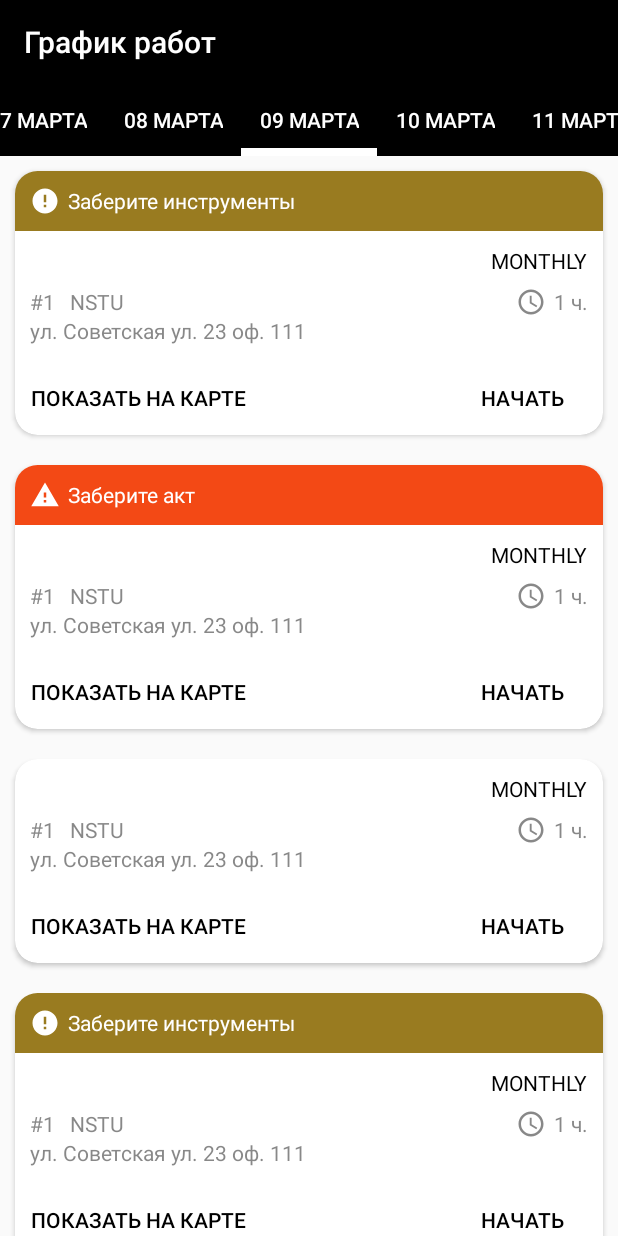
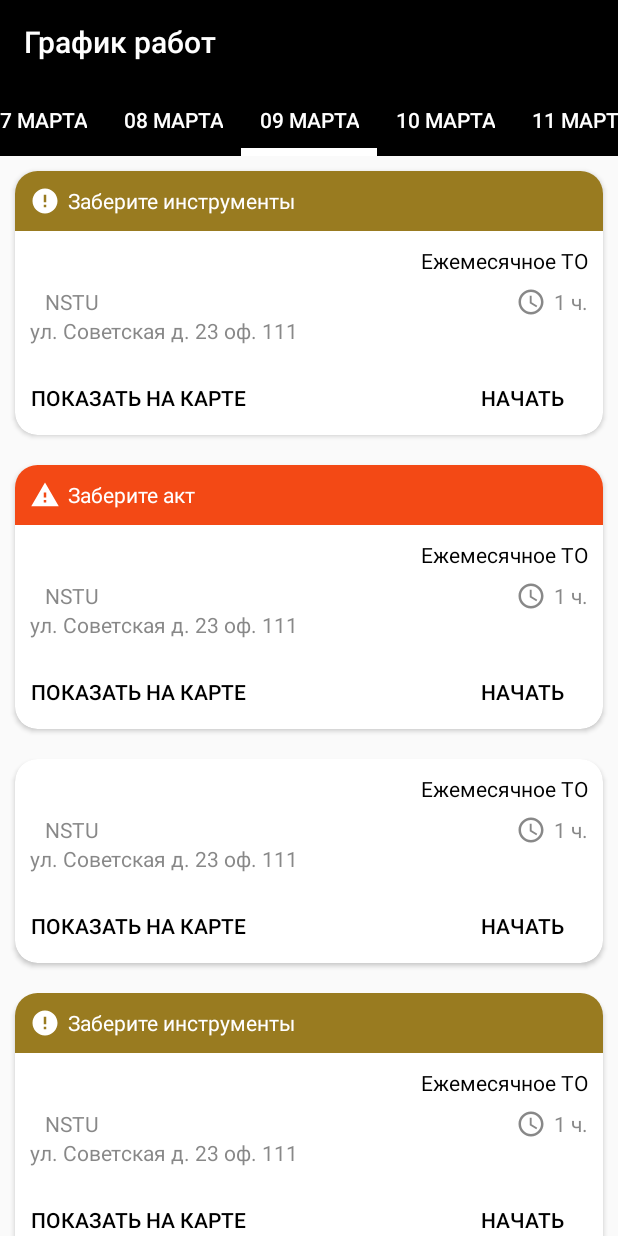
Before and after one commit to vevar/VKR.Technician, an Android app: the screen it shows after launch (ContainerActivity), on a phone screen of 412 x 824 dp. Run offline under Robolectric (Android 15) with nearby library versions, the phone set to English and light mode, and no system bars; our stand-ins replace Dagger/Hilt's generated code, Room's generated code, data binding, navigation-ui; 2 statements that could not run were skipped.

Commit message:
Binding of view_maintenance

```diff
--- a/presentation/src/main/java/com/nstu/technician/feature/common/ErrorDialogFragment.kt
+++ b/presentation/src/main/java/com/nstu/technician/feature/common/ErrorDialogFragment.kt
@@ -37,10 +37,10 @@
         val view = activity.layoutInflater.inflate(R.layout.dialog_error, null)
         val textView = view.findViewById<TextView>(R.id.message)
 
-        builder.setTitle(R.string.error)
+        builder.setTitle(R.string.lbl_error)
         textView.text = arguments?.getString(EXTRA_MESSAGE) ?: throw NullPointerException()
         builder.setView(view)
-            .setPositiveButton(R.string.ok) { _, _ ->
+            .setPositiveButton(R.string.lbl_ok) { _, _ ->
                 errorDialogListener?.onClickOk(this)
                     ?: throw IllegalStateException("errorDialogListener must be set")
             }
--- a/presentation/src/main/java/com/nstu/technician/feature/login/LoginViewModel.kt
+++ b/presentation/src/main/java/com/nstu/technician/feature/login/LoginViewModel.kt
@@ -36,7 +36,7 @@
     fun singIn() {
         launchDataLoad {
             delay(1_000)
-            messageIdResource.value = R.string.incorrect_data_of_account
+            messageIdResource.value = R.string.lbl_incorrect_data_of_account
         }
     }
 
--- a/presentation/src/main/java/com/nstu/technician/feature/plan/jobs/list/maintenece/requests/MaintenanceRVAdapter.kt
+++ b/presentation/src/main/java/com/nstu/technician/feature/plan/jobs/list/maintenece/requests/MaintenanceRVAdapter.kt
@@ -7,10 +7,13 @@
 import android.view.ViewGroup
 import android.widget.Button
 import android.widget.TextView
+import androidx.databinding.DataBindingUtil
 import androidx.recyclerview.widget.RecyclerView
 import com.nstu.technician.R
+import com.nstu.technician.databinding.ViewMaintenanceBinding
 import com.nstu.technician.domain.model.facility.Maintenance
 import com.nstu.technician.feature.common.TypeNotification
+import java.lang.IllegalArgumentException
 
 class MaintenanceRVAdapter(
     context: Context,
@@ -47,22 +50,25 @@
         private val maintenanceListener: MaintenanceListener
 
     ) : RecyclerView.ViewHolder(view) {
-        private var number: TextView = view.findViewById(R.id.number)
-        private var nameFacility: TextView = view.findViewById(R.id.name_facility)
-        private var timeForJob: TextView = view.findViewById(R.id.time_for_job)
-        private var addressFacility: TextView = view.findViewById(R.id.address_facility)
-        private var showOnMap: Button = view.findViewById(R.id.btn_show_on_map)
-        private var startJob: Button = view.findViewById(R.id.btn_start_job)
+        private var binding: ViewMaintenanceBinding = DataBindingUtil.bind(view)
+            ?: throw IllegalArgumentException("Incorrect view for binding")
+
         private var message: TextView = view.findViewById(R.id.maintenance_message)
         private var type: TextView = view.findViewById(R.id.type_maintenance)
 
         @SuppressLint("SetTextI18n")
         fun bind(maintenance: Maintenance) {
-            number.text = "#${maintenance.oid}"
-            nameFacility.text = maintenance.facility.name
-            timeForJob.text = getStringTimeForJob(maintenance)
-            addressFacility.text = getStringAddressFacility(maintenance)
-            type.text = maintenance.maintenanceType.name
+            binding.apply {
+                this.maintenance = maintenance
+                notifyChange()
+                btnShowOnMap.setOnClickListener {
+                    maintenanceListener.onShowOnMap(maintenance)
+                }
+                btnStartJob.setOnClickListener {
+                    maintenanceListener.onStartJob(maintenance)
+                }
+            }
+//            type.text = maintenance.maintenanceType.name
 
             val randNotification = Math.random()
             var typeNotification: TypeNotification? = null
@@ -70,25 +76,25 @@
             var recMessage: String? = null
             if (randNotification <= 0.33) {
                 typeNotification = TypeNotification.NOTIFICATION
-                recMessage = "Заберите инструменты"
+                recMessage = itemView.resources.getString(R.string.lbl_take_tools)
 
             } else if (randNotification > 0.33 && randNotification <= 0.66) {
                 typeNotification = TypeNotification.WARNING
-                recMessage = "Заберите акт"
+                recMessage = itemView.resources.getString(R.string.lbl_take_akt)
             } else {
 
             }
             if (recMessage != null) {
                 when (typeNotification) {
                     TypeNotification.NOTIFICATION -> {
-                        message.text = "Заберите инструменты"
+                        message.text = recMessage
                         message.setBackgroundResource(R.color.yellow)
                         message.setCompoundDrawablesWithIntrinsicBounds(R.drawable.ic_notification_white, 0, 0, 0)
                         message.visibility = TextView.VISIBLE
 
                     }
                     TypeNotification.WARNING -> {
-                        message.text = "Заберите акт"
+                        message.text = recMessage
                         message.setBackgroundResource(R.color.red)
                         message.setCompoundDrawablesWithIntrinsicBounds(R.drawable.ic_warning_white, 0, 0, 0)
                         message.visibility = TextView.VISIBLE
@@ -96,36 +102,7 @@
                 }
             }
 
-            showOnMap.setOnClickListener {
-                maintenanceListener.onShowOnMap(maintenance)
-            }
-            startJob.setOnClickListener {
-                maintenanceListener.onStartJob(maintenance)
-            }
-        }
 
-        private fun getStringAddressFacility(maintenance: Maintenance): String {
-            val resources = itemView.resources
-            val address = maintenance.facility.address
-            return "${resources.getString(R.string.lbl_shot_street)}. ${address.street} " +
-                    "${resources.getString(R.string.lbl_shot_street)}. ${address.home} " +
-                    "${resources.getString(R.string.lbl_shot_office)}. ${address.office}"
-        }
-
-        private fun getStringTimeForJob(maintenance: Maintenance): String {
-            val resources = itemView.resources
-            val hours = maintenance.duration / MINUTE_IN_HOUR
-            val minutes = maintenance.duration % MINUTE_IN_HOUR
-            return if (hours > 0) {
-                if (minutes == 0) {
-                    "$hours ${resources.getString(R.string.lbl_shot_hour)}."
-                } else {
-                    "$hours ${resources.getString(R.string.lbl_shot_hour)}. " +
-                            "$minutes ${resources.getString(R.string.lbl_shot_minutes)}"
-                }
-            } else {
-                "$minutes ${resources.getString(R.string.lbl_shot_minutes)}"
-            }
         }
     }
 
--- a/presentation/src/main/java/com/nstu/technician/feature/util/BindingAdapters.kt
+++ b/presentation/src/main/java/com/nstu/technician/feature/util/BindingAdapters.kt
@@ -1,15 +1,14 @@
 package com.nstu.technician.feature.util
 
 import android.view.View
-import android.widget.Button
 import android.widget.TextView
 import androidx.databinding.BindingAdapter
 import com.nstu.technician.R
-import com.nstu.technician.domain.model.facility.Address
 import com.nstu.technician.domain.model.facility.Facility
-import com.nstu.technician.feature.common.TypeNotification
 
 object BindingAdapters {
+
+    private const val MINUTE_IN_HOUR = 60
 
     @BindingAdapter("app:showIfLoad")
     @JvmStatic
@@ -26,15 +25,42 @@
     @BindingAdapter("app:setAddress")
     @JvmStatic
     fun setAddress(view: TextView, facility: Facility?) {
-        if (facility != null){
+        if (facility != null) {
             val address = facility.address
             val resources = view.resources
             val textAddress = "${resources.getString(R.string.lbl_shot_street)}. ${address.street} " +
-                    "${resources.getString(R.string.lbl_shot_street)}. ${address.home} " +
+                    "${resources.getString(R.string.lbl_shot_home)}. ${address.home} " +
                     "${resources.getString(R.string.lbl_shot_office)}. ${address.office}"
             view.text = textAddress
         }
     }
 
 
+    @BindingAdapter("app:setTimeForJob")
+    @JvmStatic
+    fun setTimeForJob(view: TextView, durationInMinutes: Int) {
+        val resources = view.resources
+        val hours = durationInMinutes / MINUTE_IN_HOUR
+        val minutes = durationInMinutes % MINUTE_IN_HOUR
+        val text = if (hours > 0) {
+            if (minutes == 0) {
+                "$hours ${resources.getString(R.string.lbl_shot_hour)}."
+            } else {
+                "$hours ${resources.getString(R.string.lbl_shot_hour)}. " +
+                        "$minutes ${resources.getString(R.string.lbl_shot_minutes)}"
+            }
+        } else {
+            "$minutes ${resources.getString(R.string.lbl_shot_minutes)}"
+        }
+
+        view.text = text
+    }
+
+    @BindingAdapter("setTypeMaintenanceById")
+    @JvmStatic
+    fun setTypeMaintenanceById(view: TextView, index: Int) {
+        val array = view.resources.getStringArray(R.array.types_maintenance)
+        view.text = array[index]
+    }
+
 }
--- a/presentation/src/main/res/layout/view_maintenance.xml
+++ b/presentation/src/main/res/layout/view_maintenance.xml
@@ -3,6 +3,7 @@
         xmlns:tools="http://schemas.android.com/tools">
     <data>
         <variable name="maintenance" type="com.nstu.technician.domain.model.facility.Maintenance"/>
+        <import type="android.R"/>
     </data>
     <androidx.cardview.widget.CardView
             android:orientation="vertical"
@@ -37,8 +38,8 @@
                         android:layout_marginStart="@dimen/default_margin"
                         android:textColor="@color/gray"
                         android:maxLines="1"
+                        android:text="@{String.valueOf('#').concat(String.valueOf(maintenance.oid))}"
                         app:layout_constraintStart_toStartOf="parent"
-                        android:text="@{maintenance.oid}"
 
                         tools:text="#32"
                         app:layout_constraintTop_toTopOf="@+id/name_facility"
@@ -50,29 +51,33 @@
                         android:layout_marginStart="@dimen/default_margin"
                         android:textColor="@color/gray"
                         android:maxLines="1"
+                        android:text="@{maintenance.facility.name}"
+                        android:layout_marginTop="8dp"
                         app:layout_constraintStart_toEndOf="@+id/number"
                         app:layout_constraintEnd_toStartOf="@id/time_for_job"
+                        app:layout_constraintTop_toBottomOf="@+id/type_maintenance"
 
-                        tools:text="НГТУ (Новосибирский государственный технический университет)"
-                        android:layout_marginTop="8dp" app:layout_constraintTop_toBottomOf="@+id/type_maintenance"/>
+                        tools:text="НГТУ (Новосибирский государственный технический университет)"/>
                 <TextView
                         android:id="@+id/time_for_job"
                         android:layout_width="wrap_content"
                         android:layout_height="wrap_content"
                         android:layout_marginEnd="@dimen/default_margin"
                         android:textColor="@color/gray"
-                        app:layout_constraintEnd_toEndOf="parent"
                         android:drawableStart="@drawable/ic_time_gray"
                         android:drawablePadding="@dimen/icon_padding"
+                        app:setTimeForJob="@{maintenance.duration}"
+                        app:layout_constraintEnd_toEndOf="parent"
+                        app:layout_constraintTop_toTopOf="@+id/name_facility"
+                        app:layout_constraintBottom_toBottomOf="@+id/name_facility"
 
-                        tools:text="2 часа"
-                        app:layout_constraintTop_toTopOf="@+id/name_facility"
-                        app:layout_constraintBottom_toBottomOf="@+id/name_facility"/>
+                        tools:text="2 часа"/>
                 <TextView
                         android:id="@+id/address_facility"
                         android:layout_width="wrap_content"
                         android:layout_height="wrap_content"
                         android:textColor="@color/gray"
+                        app:setAddress="@{maintenance.facility}"
                         app:layout_constraintTop_toBottomOf="@+id/name_facility"
                         app:layout_constraintStart_toStartOf="@+id/number"
 
@@ -111,7 +116,7 @@
                         android:textColor="@color/black"
                         app:layout_constraintEnd_toEndOf="parent"
                         app:layout_constraintTop_toTopOf="parent"
-
+                        app:setTypeMaintenanceById="@{maintenance.maintenanceType.ordinal}"
                         tools:text="Ежемесячное ТО"/>
             </androidx.constraintlayout.widget.ConstraintLayout>
         </LinearLayout>
--- a/presentation/src/main/res/values/strings.xml
+++ b/presentation/src/main/res/values/strings.xml
@@ -1,11 +1,6 @@
 <resources>
     <string name="app_name">VKR.Technician</string>
     <string name="authorization">Авторизация</string>
-
-    <string name="error">Ошибка</string>
-    <string name="ok">OK</string>
-    <string name="incorrect_data_of_account">Неверный логин или пароль</string>
-
 
     <!--LABELS-->
     <string name="lbl_shot_hour">ч</string>
@@ -13,6 +8,11 @@
     <string name="lbl_shot_street">ул</string>
     <string name="lbl_shot_home">д</string>
     <string name="lbl_shot_office">оф</string>
+    <string name="lbl_error">Ошибка</string>
+    <string name="lbl_ok">OK</string>
+    <string name="lbl_incorrect_data_of_account">Неверный логин или пароль</string>
+    <string name="lbl_take_tools">Заберите инструменты</string>
+    <string name="lbl_take_akt">Заберите акт</string>
 
 
     <!--FIELDS-->
@@ -44,4 +44,11 @@
         <item>Декабря</item>
     </string-array>
 
+    <string-array name="types_maintenance">
+        <item>Ежемесячное ТО</item>
+        <item>Разовая</item>
+        <item>Внеплановая</item>
+        <item>Повторная</item>
+    </string-array>
+
 </resources>
```
